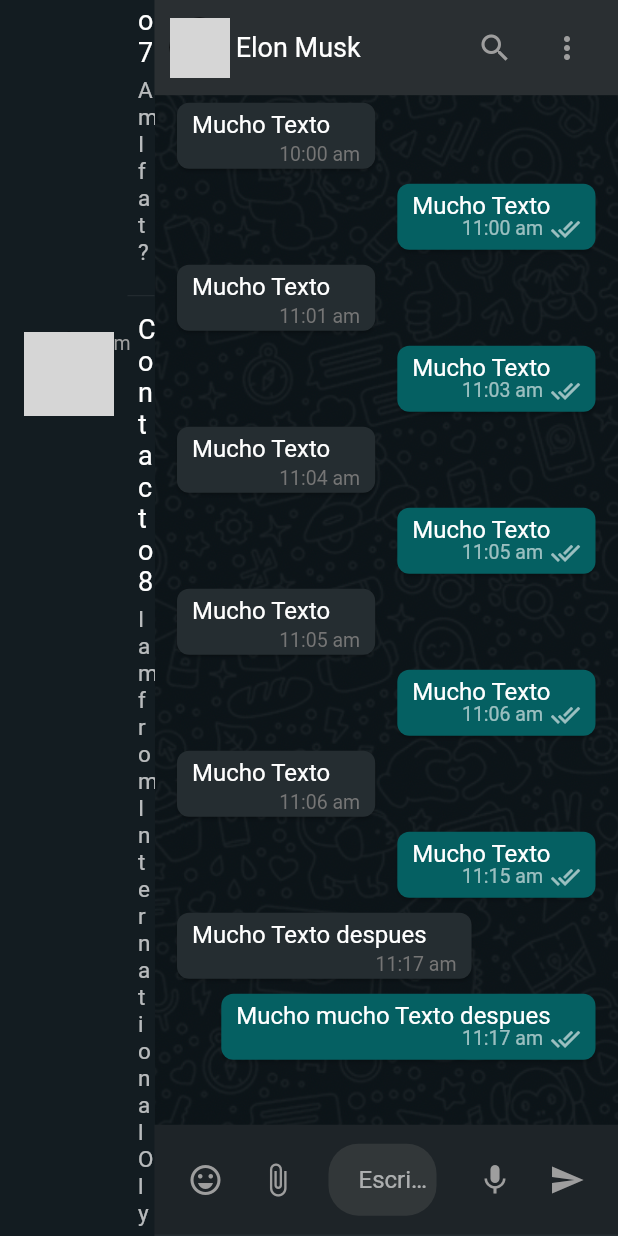
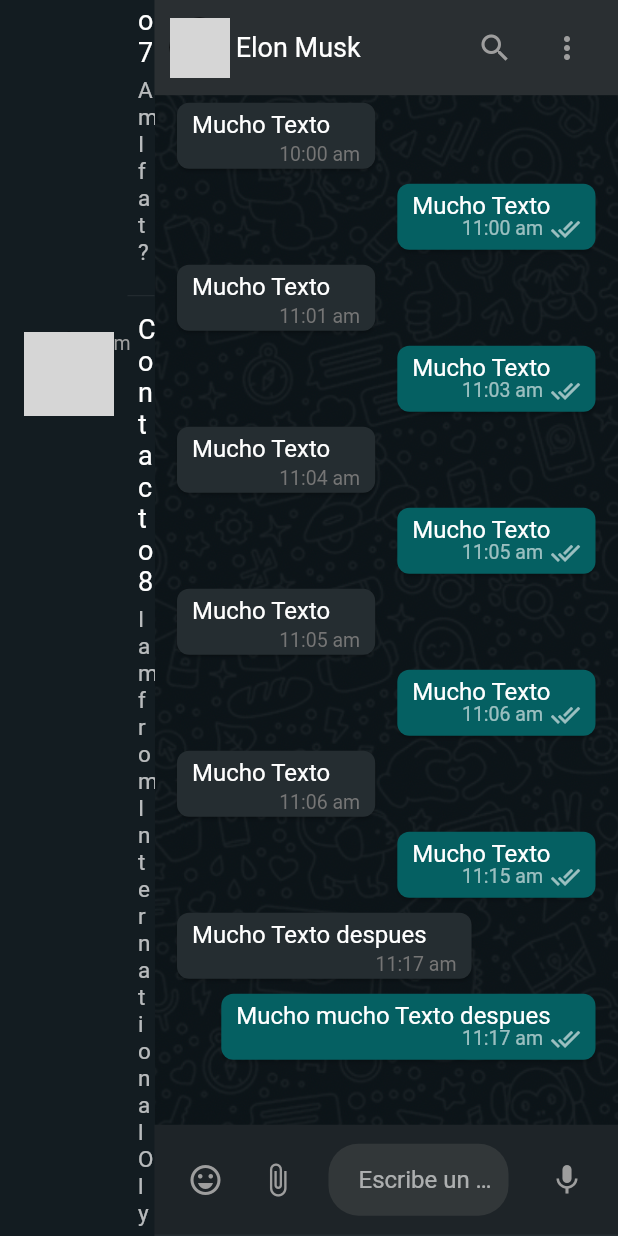
Before and after one commit to JuanGarcia162/WhatsApp-IU-Flutter, a Flutter app: the WebScreenLayout screen opened directly, scrolled down 3456 dp, on a phone screen of 412 x 824 dp. Run offline on Flutter 3.47's test engine with Material 2 defaults, Android fonts, the phone set to English and light mode, and no system bars; network calls fail; grey boxes are pictures that could not be loaded.

Commit message:
eliminacion de boton send

```diff
--- a/lib/screens/web_screen_layout.dart
+++ b/lib/screens/web_screen_layout.dart
@@ -99,13 +99,6 @@ class WebScreenLayout extends StatelessWidget {
                           color: Colors.grey,
                         ),
                       ),
-                      IconButton(
-                        onPressed: () {},
-                        icon: const Icon(
-                          Icons.send,
-                          color: Colors.grey,
-                        ),
-                      ),
                     ],
                   ),
                 ),
```
